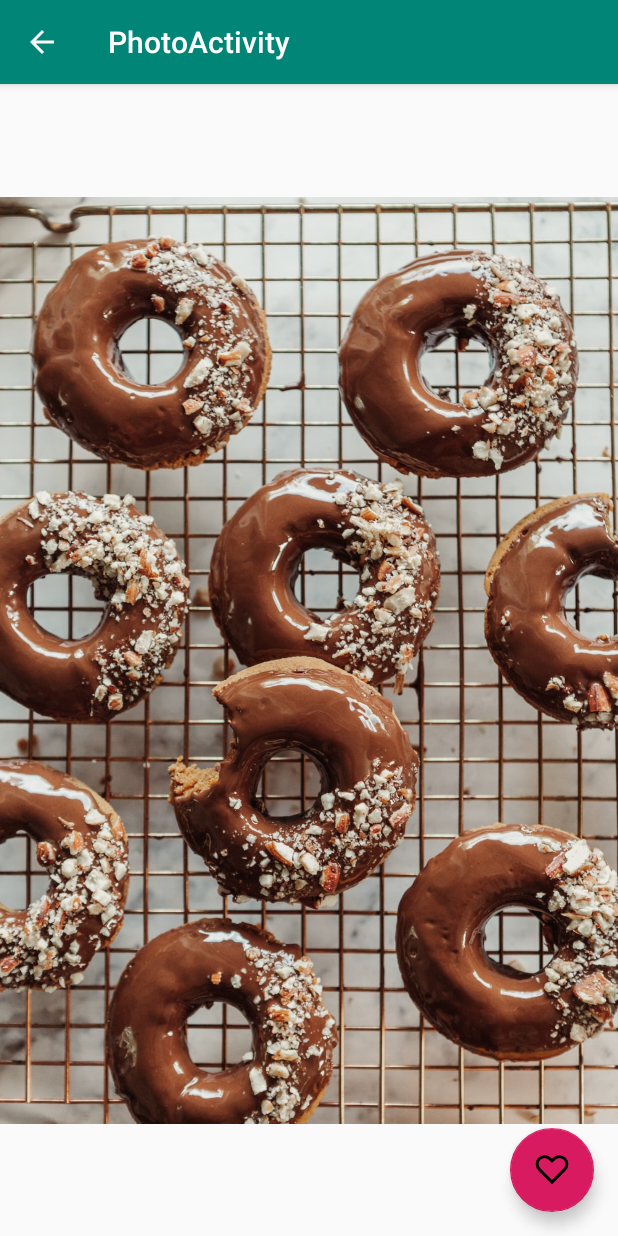
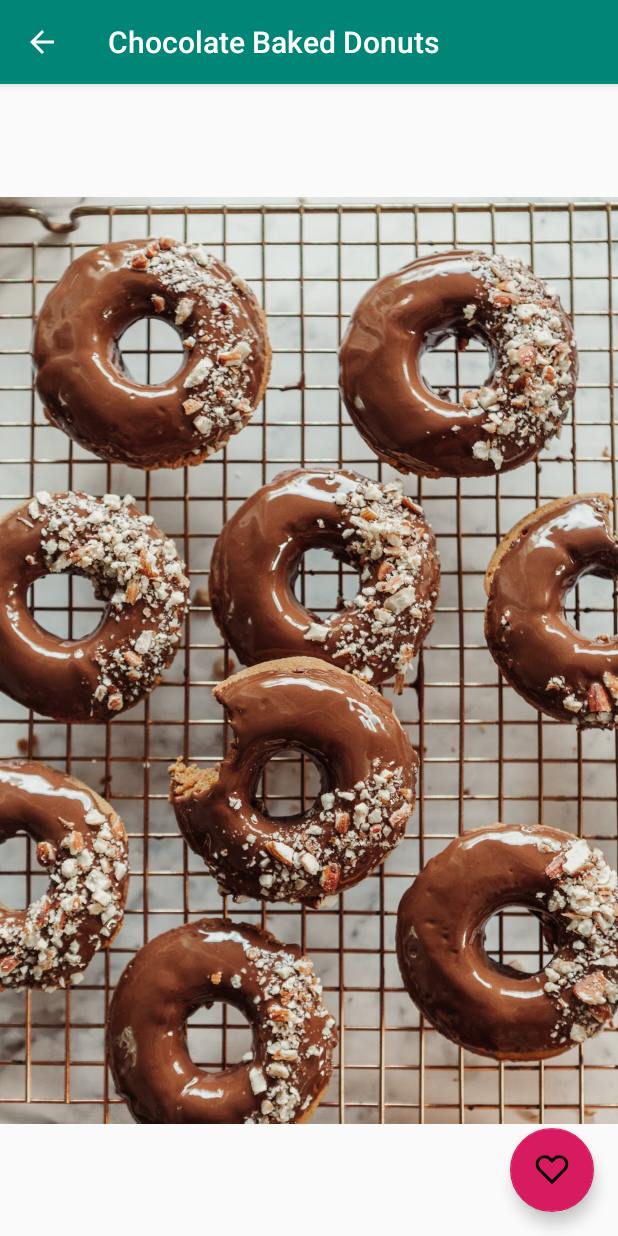
Before and after one commit to r-freeman/photos, an Android app: the screen it shows after launch (PhotoActivity), after a tap on "Chocolate Baked Donuts", on a phone screen of 412 x 824 dp. Run offline under Robolectric (Android 15) with nearby library versions, the phone set to English and light mode, and no system bars; our stand-ins replace ButterKnife, Room's generated code.

Commit message:
Set PhotoActivity Toolbar title to photo title

```diff
--- a/app/src/main/java/com/example/photos/PhotoActivity.java
+++ b/app/src/main/java/com/example/photos/PhotoActivity.java
@@ -60,6 +60,7 @@ public class PhotoActivity extends AppCompatActivity {
                     mImageView.setImageResource(
                             getResources().getIdentifier(DRAWABLE_PATH + photo.getFileName(),
                                     null, getPackageName()));
+                    setTitle(photo.getTitle());
                     break;
                 }
             }
```
